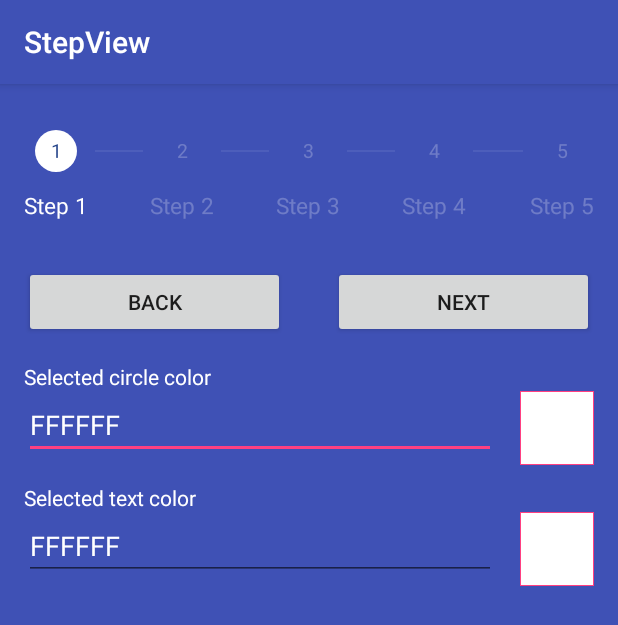
After one commit to shuhart/StepView, an Android app: the CustomiseActivity screen opened directly, with no data from a screen before it, on a phone screen of 412 x 824 dp. The commit adds this screen. Shown: the top 625 px of the screen. Run offline under Robolectric (Android 15) with nearby library versions, the phone set to English and light mode, and no system bars; libraries missing offline, so code that uses them is left out: com.skydoves.colorpickerview.

Commit message:
fix an issue with selected circle color programmatically

```diff
--- a/sample/build.gradle
+++ b/sample/build.gradle
@@ -4,7 +4,7 @@ android {
     compileSdkVersion 27
     defaultConfig {
         applicationId "com.shuhart.stepview"
-        minSdkVersion 14
+        minSdkVersion 15
         targetSdkVersion 27
         versionCode 1
         versionName "1.0"
@@ -23,6 +23,7 @@ dependencies {
     implementation "com.android.support:appcompat-v7:$supportVersion"
     implementation 'com.android.support.constraint:constraint-layout:1.1.3'
     implementation "com.android.support:recyclerview-v7:$supportVersion"
+    implementation "com.github.skydoves:colorpickerview:2.0.0"
     implementation project(':stepview')
     testImplementation 'junit:junit:4.12'
     androidTestImplementation 'com.android.support.test:runner:1.0.2'
--- a/sample/src/main/AndroidManifest.xml
+++ b/sample/src/main/AndroidManifest.xml
@@ -19,6 +19,7 @@
         <activity android:name=".examples.recyclerview.RecyclerViewExampleActivity" />
         <activity android:name=".examples.scrollview.ScrollViewExampleActivity" />
         <activity android:name=".examples.simple.SimpleActivity" />
+        <activity android:name=".examples.customise.CustomiseActivity"/>
     </application>
 
 </manifest>
--- /dev/null
+++ b/sample/src/main/java/com/shuhart/stepview/sample/examples/customise/CustomiseActivity.java
@@ -0,0 +1,195 @@
+package com.shuhart.stepview.sample.examples.customise;
+
+import android.app.AlertDialog;
+import android.content.DialogInterface;
+import android.graphics.Color;
+import android.graphics.drawable.ColorDrawable;
+import android.os.Bundle;
+import android.support.annotation.Nullable;
+import android.support.v4.content.ContextCompat;
+import android.support.v7.app.AppCompatActivity;
+import android.text.Editable;
+import android.text.TextWatcher;
+import android.view.View;
+import android.widget.EditText;
+import android.widget.ImageView;
+import android.widget.Toast;
+
+import com.shuhart.stepview.StepView;
+import com.shuhart.stepview.sample.R;
+import com.skydoves.colorpickerview.ColorEnvelope;
+import com.skydoves.colorpickerview.ColorPickerDialog;
+import com.skydoves.colorpickerview.listeners.ColorEnvelopeListener;
+
+import java.util.ArrayList;
+import java.util.List;
+
+public class CustomiseActivity extends AppCompatActivity {
+    private int currentStep = 0;
+    private StepView stepView;
+
+    @Override
+    protected void onCreate(@Nullable Bundle savedInstanceState) {
+        super.onCreate(savedInstanceState);
+        setContentView(R.layout.activity_customise);
+        stepView = findViewById(R.id.step_view);
+        setupStepView();
+        setupCustomisation();
+    }
+
+    private void setupStepView() {
+        stepView.setOnStepClickListener(new StepView.OnStepClickListener() {
+            @Override
+            public void onStepClick(int step) {
+                Toast.makeText(CustomiseActivity.this, "Step " + step, Toast.LENGTH_SHORT).show();
+            }
+        });
+        findViewById(R.id.next).setOnClickListener(new View.OnClickListener() {
+            @Override
+            public void onClick(View v) {
+                if (currentStep < stepView.getStepCount() - 1) {
+                    currentStep++;
+                    stepView.go(currentStep, true);
+                } else {
+                    stepView.done(true);
+                }
+            }
+        });
+        findViewById(R.id.back).setOnClickListener(new View.OnClickListener() {
+            @Override
+            public void onClick(View v) {
+                if (currentStep > 0) {
+                    currentStep--;
+                }
+                stepView.done(false);
+                stepView.go(currentStep, true);
+            }
+        });
+        List<String> steps = new ArrayList<>();
+        for (int i = 0; i < 5; i++) {
+            steps.add("Step " + (i + 1));
+        }
+        stepView.setSteps(steps);
+    }
+
+    private void setupCustomisation() {
+        setupSelectCircleColorCustomisation();
+        setupSelectTextColorCustomisation();
+    }
+
+    private void setupSelectCircleColorCustomisation() {
+        final EditText selectedCircleColorEditText = findViewById(R.id.selected_circle_color_hex);
+        final ImageView selectedCircleColorSampleImageView = findViewById(R.id.selected_circle_color_sample);
+
+        selectedCircleColorEditText.addTextChangedListener(new TextWatcher() {
+            @Override
+            public void beforeTextChanged(CharSequence s, int start, int count, int after) {
+                // empty
+            }
+
+            @Override
+            public void onTextChanged(CharSequence s, int start, int before, int count) {
+                // empty
+            }
+
+            @Override
+            public void afterTextChanged(Editable s) {
+                String candidateColorHex = s.toString();
+                if (!candidateColorHex.contains("#")) {
+                    candidateColorHex = "#" + candidateColorHex;
+                }
+                try {
+                    int color = Color.parseColor(candidateColorHex);
+                    selectedCircleColorSampleImageView.setImageDrawable(new ColorDrawable(color));
+                    stepView.getState().selectedCircleColor(color).commit();
+                } catch (IllegalArgumentException ignore) {
+                }
+            }
+        });
+
+        int color = ContextCompat.getColor(this, R.color.stepview_circle_selected);
+        String hex = Integer.toHexString(color).toUpperCase().substring(2);
+        selectedCircleColorEditText.setText(hex);
+
+        selectedCircleColorSampleImageView.setOnClickListener(new View.OnClickListener() {
+            @Override
+            public void onClick(View v) {
+                showColorPickerDialog(new ColorPickListener() {
+                    @Override
+                    public void onColorPicked(String hex) {
+                        selectedCircleColorEditText.setText(hex);
+                    }
+                });
+            }
+        });
+    }
+
+    private void setupSelectTextColorCustomisation() {
+        final EditText selectedTextColorEditText = findViewById(R.id.selected_text_color_hex);
+        final ImageView selectedTextColorSampleImageView = findViewById(R.id.selected_text_color_sample);
+
+        selectedTextColorEditText.addTextChangedListener(new TextWatcher() {
+            @Override
+            public void beforeTextChanged(CharSequence s, int start, int count, int after) {
+                // empty
+            }
+
+            @Override
+            public void onTextChanged(CharSequence s, int start, int before, int count) {
+                // empty
+            }
+
+            @Override
+            public void afterTextChanged(Editable s) {
+                String candidateColorHex = s.toString();
+                if (!candidateColorHex.contains("#")) {
+                    candidateColorHex = "#" + candidateColorHex;
+                }
+                try {
+                    int color = Color.parseColor(candidateColorHex);
+                    selectedTextColorSampleImageView.setImageDrawable(new ColorDrawable(color));
+                    stepView.getState().selectedTextColor(color).commit();
+                } catch (IllegalArgumentException ignore) {
+                }
+            }
+        });
+
+        int color = ContextCompat.getColor(this, R.color.stepview_circle_selected);
+        String hex = Integer.toHexString(color).toUpperCase().substring(2);
+        selectedTextColorEditText.setText(hex);
+
+        selectedTextColorSampleImageView.setOnClickListener(new View.OnClickListener() {
+            @Override
+            public void onClick(View v) {
+                showColorPickerDialog(new ColorPickListener() {
+                    @Override
+                    public void onColorPicked(String hex) {
+                        selectedTextColorEditText.setText(hex);
+                    }
+                });
+            }
+        });
+    }
+
+    private void showColorPickerDialog(final ColorPickListener listener) {
+        ColorPickerDialog.Builder builder = new ColorPickerDialog.Builder(CustomiseActivity.this, AlertDialog.THEME_DEVICE_DEFAULT_DARK);
+        builder.setTitle("ColorPicker Dialog");
+        builder.setPositiveButton(getString(R.string.confirm), new ColorEnvelopeListener() {
+            @Override
+            public void onColorSelected(ColorEnvelope envelope, boolean fromUser) {
+                listener.onColorPicked(envelope.getHexCode());
+            }
+        });
+        builder.setNegativeButton(getString(R.string.cancel), new DialogInterface.OnClickListener() {
+            @Override
+            public void onClick(DialogInterface dialogInterface, int i) {
+                dialogInterface.dismiss();
+            }
+        });
+        builder.show();
+    }
+
+    interface ColorPickListener {
+        void onColorPicked(String hex);
+    }
+}
--- a/sample/src/main/java/com/shuhart/stepview/sample/main/MainActivity.java
+++ b/sample/src/main/java/com/shuhart/stepview/sample/main/MainActivity.java
@@ -1,17 +1,13 @@
 package com.shuhart.stepview.sample.main;
 
-import android.annotation.SuppressLint;
 import android.content.Intent;
 import android.os.Bundle;
 import android.support.v7.app.AppCompatActivity;
 import android.support.v7.widget.LinearLayoutManager;
 import android.support.v7.widget.RecyclerView;
-import android.view.View;
-import android.widget.ScrollView;
-import android.widget.Toast;
 
-import com.shuhart.stepview.StepView;
 import com.shuhart.stepview.sample.R;
+import com.shuhart.stepview.sample.examples.customise.CustomiseActivity;
 import com.shuhart.stepview.sample.examples.recyclerview.RecyclerViewExampleActivity;
 import com.shuhart.stepview.sample.examples.scrollview.ScrollViewExampleActivity;
 import com.shuhart.stepview.sample.examples.simple.SimpleActivity;
@@ -20,16 +16,16 @@ import java.util.ArrayList;
 
 public class MainActivity extends AppCompatActivity {
 
-    @SuppressLint("SetTextI18n")
     @Override
     protected void onCreate(Bundle savedInstanceState) {
         super.onCreate(savedInstanceState);
         setContentView(R.layout.activity_main);
         MainAdapter adapter = new MainAdapter();
         adapter.items = new ArrayList<MainAdapter.Item>() {{
-           add(MainAdapter.Item.SIMPLE);
-           add(MainAdapter.Item.RECYCLER_VIEW);
-           add(MainAdapter.Item.SCROLL_VIEW);
+            add(MainAdapter.Item.SIMPLE);
+            add(MainAdapter.Item.RECYCLER_VIEW);
+            add(MainAdapter.Item.SCROLL_VIEW);
+            add(MainAdapter.Item.CUSTOMISE);
         }};
         adapter.listener = new MainAdapter.ItemClickListener() {
             @Override
@@ -44,6 +40,9 @@ public class MainActivity extends AppCompatActivity {
                     case SCROLL_VIEW:
                         startActivity(new Intent(MainActivity.this, ScrollViewExampleActivity.class));
                         break;
+                    case CUSTOMISE:
+                        startActivity(new Intent(MainActivity.this, CustomiseActivity.class));
+                        break;
                 }
             }
         };
--- a/sample/src/main/java/com/shuhart/stepview/sample/main/MainAdapter.java
+++ b/sample/src/main/java/com/shuhart/stepview/sample/main/MainAdapter.java
@@ -49,7 +49,7 @@ public class MainAdapter extends RecyclerView.Adapter<MainAdapter.MainViewHolder
         return items == null ? 0 : items.size();
     }
 
-    public static class MainViewHolder extends RecyclerView.ViewHolder {
+    static class MainViewHolder extends RecyclerView.ViewHolder {
 
         ItemClickListener listener;
         Item item;
@@ -57,7 +57,7 @@ public class MainAdapter extends RecyclerView.Adapter<MainAdapter.MainViewHolder
         private TextView titleTextView;
         private TextView subtitleTextView;
 
-        public MainViewHolder(View itemView) {
+        MainViewHolder(View itemView) {
             super(itemView);
             titleTextView = itemView.findViewById(R.id.title);
             subtitleTextView = itemView.findViewById(R.id.subtitle);
@@ -83,6 +83,10 @@ public class MainAdapter extends RecyclerView.Adapter<MainAdapter.MainViewHolder
                     subtitle = subtitleTextView.getContext().getString(R.string.main_list_item_scrollview_subtitle);
                     break;
                 }
+                case CUSTOMISE:
+                    title = titleTextView.getContext().getString(R.string.main_list_item_customise_title);
+                    subtitle = subtitleTextView.getContext().getString(R.string.main_list_item_customise_subtitle);
+                    break;
             }
             Assert.assertNotNull(title);
             Assert.assertNotNull(subtitle);
@@ -106,6 +110,7 @@ public class MainAdapter extends RecyclerView.Adapter<MainAdapter.MainViewHolder
     public enum Item {
         SIMPLE,
         RECYCLER_VIEW,
-        SCROLL_VIEW
+        SCROLL_VIEW,
+        CUSTOMISE
     }
 }
--- /dev/null
+++ b/sample/src/main/res/layout/activity_customise.xml
@@ -0,0 +1,142 @@
+<?xml version="1.0" encoding="utf-8"?>
+<ScrollView xmlns:android="http://schemas.android.com/apk/res/android"
+    xmlns:tools="http://schemas.android.com/tools"
+    android:layout_width="match_parent"
+    android:layout_height="match_parent"
+    android:background="@color/colorPrimary">
+
+    <android.support.constraint.ConstraintLayout xmlns:android="http://schemas.android.com/apk/res/android"
+        xmlns:app="http://schemas.android.com/apk/res-auto"
+        xmlns:tools="http://schemas.android.com/tools"
+        android:layout_width="match_parent"
+        android:layout_height="wrap_content"
+        android:paddingBottom="8dp"
+        android:paddingTop="8dp"
+        tools:context=".main.MainActivity">
+
+        <com.shuhart.stepview.StepView
+            android:id="@+id/step_view"
+            android:layout_width="0dp"
+            android:layout_height="wrap_content"
+            android:padding="16dp"
+            app:layout_constraintLeft_toLeftOf="parent"
+            app:layout_constraintRight_toRightOf="parent"
+            app:sv_animationType="All"
+            app:sv_stepPadding="12dp"
+            app:sv_typeface="@font/iran_sans_mobile" />
+
+        <Button
+            android:id="@+id/next"
+            android:layout_width="0dp"
+            android:layout_height="wrap_content"
+            android:layout_margin="16dp"
+            android:text="@string/btn_next"
+            app:layout_constraintLeft_toRightOf="@+id/back"
+            app:layout_constraintRight_toRightOf="parent"
+            app:layout_constraintTop_toBottomOf="@id/step_view" />
+
+        <Button
+            android:id="@+id/back"
+            android:layout_width="0dp"
+            android:layout_height="wrap_content"
+            android:layout_margin="16dp"
+            android:text="@string/btn_back"
+            app:layout_constraintLeft_toLeftOf="parent"
+            app:layout_constraintRight_toLeftOf="@+id/next"
+            app:layout_constraintTop_toBottomOf="@id/step_view" />
+
+        <TextView
+            android:id="@+id/hint_selected_circle_color"
+            android:layout_width="wrap_content"
+            android:layout_height="wrap_content"
+            android:layout_marginLeft="16dp"
+            android:layout_marginStart="16dp"
+            android:layout_marginTop="16dp"
+            android:text="@string/hint_selected_circle_color"
+            android:textColor="@android:color/white"
+            app:layout_constraintLeft_toLeftOf="parent"
+            app:layout_constraintTop_toBottomOf="@+id/back" />
+
+        <EditText
+            android:id="@+id/selected_circle_color_hex"
+            android:layout_width="0dp"
+            android:layout_height="wrap_content"
+            android:layout_marginLeft="16dp"
+            android:layout_marginStart="16dp"
+            android:hint="@string/hint_selected_circle_color"
+            android:textColor="@android:color/white"
+            app:layout_constraintLeft_toLeftOf="parent"
+            app:layout_constraintRight_toLeftOf="@+id/selected_circle_color_sample_wrapper"
+            app:layout_constraintTop_toBottomOf="@id/hint_selected_circle_color"
+            tools:ignore="TextFields" />
+
+        <FrameLayout
+            android:id="@+id/selected_circle_color_sample_wrapper"
+            android:layout_width="49dp"
+            android:layout_height="49dp"
+            android:layout_marginEnd="16dp"
+            android:layout_marginLeft="16dp"
+            android:layout_marginRight="16dp"
+            android:background="@color/colorAccent"
+            app:layout_constraintLeft_toRightOf="@id/selected_circle_color_hex"
+            app:layout_constraintRight_toRightOf="parent"
+            app:layout_constraintTop_toBottomOf="@id/hint_selected_circle_color">
+
+            <ImageView
+                android:id="@+id/selected_circle_color_sample"
+                android:layout_width="48dp"
+                android:layout_height="48dp"
+                android:layout_gravity="center"
+                tools:ignore="ContentDescription"
+                tools:src="@color/colorPrimary" />
+        </FrameLayout>
+
+        <TextView
+            android:id="@+id/hint_selected_text_color"
+            android:layout_width="wrap_content"
+            android:layout_height="wrap_content"
+            android:layout_marginLeft="16dp"
+            android:layout_marginStart="16dp"
+            android:layout_marginTop="16dp"
+            android:text="@string/hint_selected_text_color"
+            android:textColor="@android:color/white"
+            app:layout_constraintLeft_toLeftOf="parent"
+            app:layout_constraintTop_toBottomOf="@+id/selected_circle_color_hex" />
+
+        <EditText
+            android:id="@+id/selected_text_color_hex"
+            android:layout_width="0dp"
+            android:layout_height="wrap_content"
+            android:layout_marginLeft="16dp"
+            android:layout_marginStart="16dp"
+            android:hint="@string/hint_selected_circle_color"
+            android:textColor="@android:color/white"
+            app:layout_constraintLeft_toLeftOf="parent"
+            app:layout_constraintRight_toLeftOf="@+id/selected_text_color_sample_wrapper"
+            app:layout_constraintTop_toBottomOf="@id/hint_selected_text_color"
+            tools:ignore="TextFields" />
+
+        <FrameLayout
+            android:id="@+id/selected_text_color_sample_wrapper"
+            android:layout_width="49dp"
+            android:layout_height="49dp"
+            android:layout_marginEnd="16dp"
+            android:layout_marginLeft="16dp"
+            android:layout_marginRight="16dp"
+            android:background="@color/colorAccent"
+            app:layout_constraintLeft_toRightOf="@id/selected_text_color_hex"
+            app:layout_constraintRight_toRightOf="parent"
+            app:layout_constraintTop_toBottomOf="@id/hint_selected_text_color">
+
+            <ImageView
+                android:id="@+id/selected_text_color_sample"
+                android:layout_width="48dp"
+                android:layout_height="48dp"
+                android:layout_gravity="center"
+                tools:ignore="ContentDescription"
+                tools:src="@color/colorPrimary" />
+        </FrameLayout>
+
+
+    </android.support.constraint.ConstraintLayout>
+</ScrollView>
--- a/sample/src/main/res/values/strings.xml
+++ b/sample/src/main/res/values/strings.xml
@@ -2,12 +2,18 @@
     <string name="app_name">StepView</string>
     <string name="btn_next">Next</string>
     <string name="btn_back">Back</string>
+    <string name="btn_apply">Apply</string>
+    <string name="hint_selected_circle_color">Selected circle color</string>
+    <string name="hint_selected_text_color">Selected text color</string>
     <string name="main_list_item_simple_title">Simple</string>
     <string name="main_list_item_simple_subtitle">StepView inside ConstrainLayout</string>
     <string name="main_list_item_recyclerview_title">RecyclerView</string>
     <string name="main_list_item_recyclerview_subtitle">StepView inside RecyclerView</string>
     <string name="main_list_item_scrollview_title">ScrollView</string>
     <string name="main_list_item_scrollview_subtitle">StepView inside ScrollView</string>
+    <string name="main_list_item_customise_title">Customise</string>
+    <string name="main_list_item_customise_subtitle">Customise StepView</string>
+
     <string name="dummy_text">Performance profilers
 Android Studio provides performance profilers so you can more easily track your app’s memory and CPU usage, find deallocated objects, locate memory leaks, optimize graphics performance, and analyze network requests. With your app running on a device or emulator, open the Android Profiler tab.
 
@@ -36,4 +42,6 @@ Code inspections
 Whenever you compile your program, Android Studio automatically runs configured Lint and other IDE inspections to help you easily identify and correct problems with the structural quality of your code.
 
 The Lint tool checks your Android project source files for potential bugs and optimization improvements for correctness, security, performance, usability, accessibility, and internationalization.</string>
+    <string name="confirm">OK</string>
+    <string name="cancel">Cancel</string>
 </resources>
--- a/stepview/build.gradle
+++ b/stepview/build.gradle
@@ -15,7 +15,7 @@ ext {
     siteUrl = 'https://github.com/shuhart/StepView'
     gitUrl = 'https://github.com/shuhart/StepView.git'
 
-    libraryVersion = '1.3.2'
+    libraryVersion = '1.3.3'
 
     developerId = 'shuhart'
     developerName = 'Redrick Shuhart'
--- a/stepview/src/main/java/com/shuhart/stepview/StepView.java
+++ b/stepview/src/main/java/com/shuhart/stepview/StepView.java
@@ -858,6 +858,7 @@ public class StepView extends View {
             StepView.this.animationType = animationType;
             StepView.this.selectedTextColor = selectedTextColor;
             StepView.this.selectedCircleRadius = selectedCircleRadius;
+            StepView.this.selectedCircleColor = selectedCircleColor;
             StepView.this.selectedTextColor = selectedTextColor;
             StepView.this.doneCircleColor = doneCircleColor;
             StepView.this.doneCircleRadius = doneCircleRadius;
```
Also changed, not shown: 1 other file.
